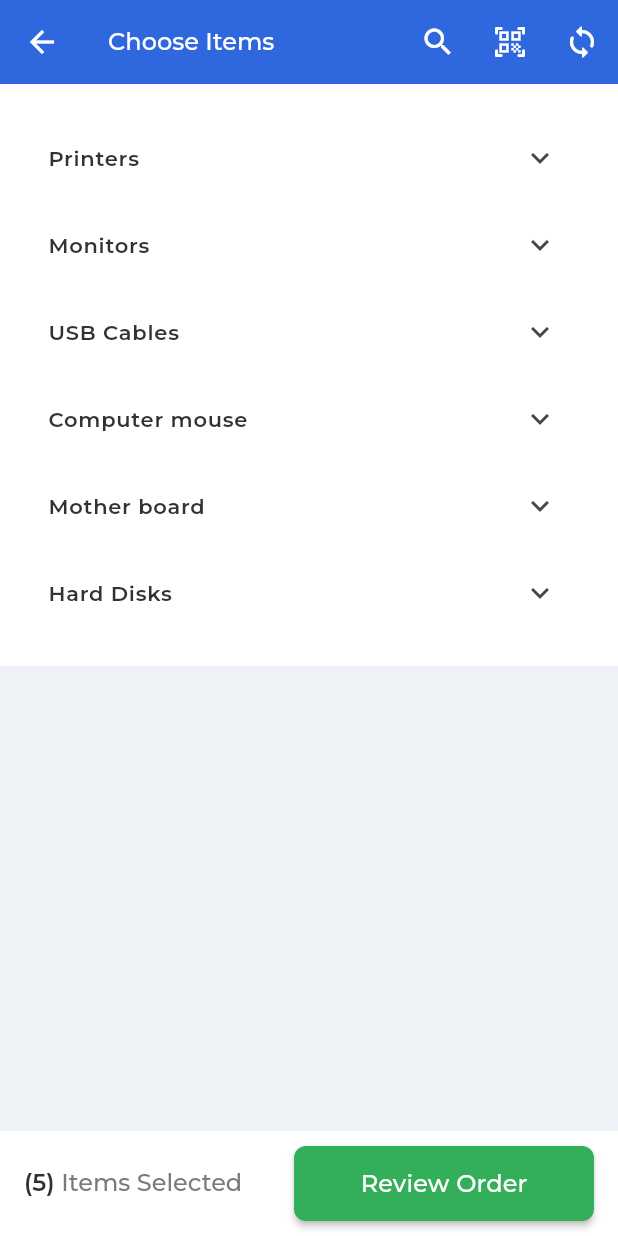
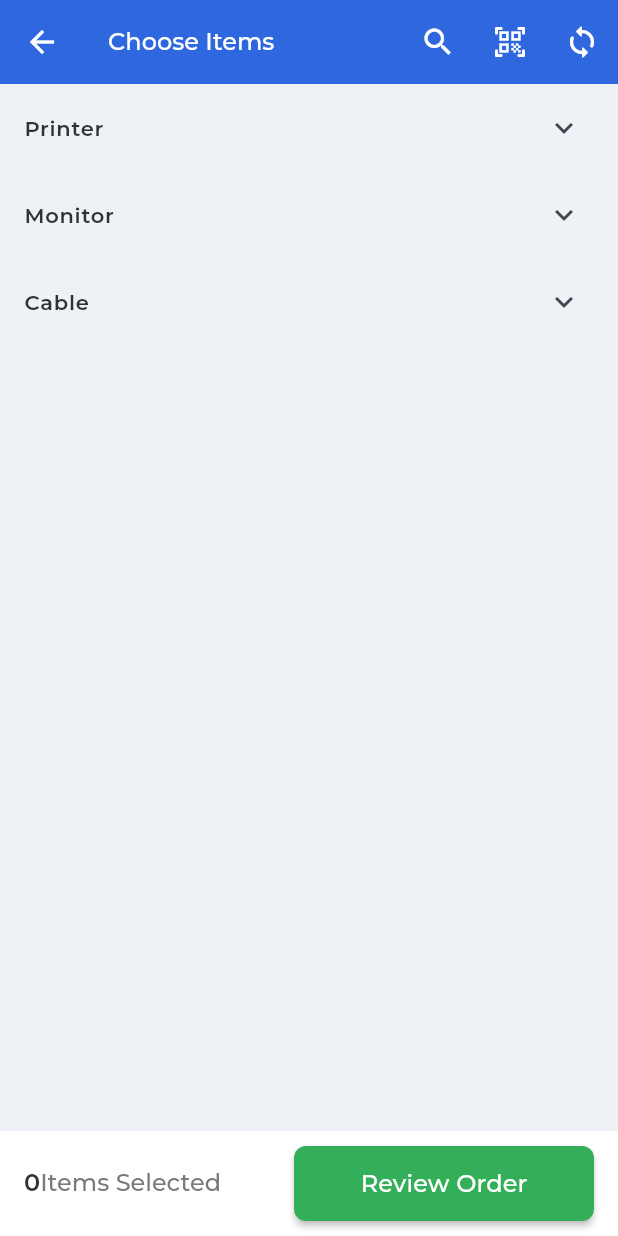
Before and after one commit to Ritik0110/service_management, a Flutter app: the ChooseItems screen opened directly, on a phone screen of 412 x 824 dp. Run offline on Flutter 3.47's test engine with Material 3 defaults, Android fonts, the phone set to English and light mode, and no system bars; our stand-ins replace cached_network_image, easy_date_timeline, get; project files that could hold a hidden picture were left out.

Commit message:
controller added for choose items and purchase request form

```diff
--- a/lib/main.dart
+++ b/lib/main.dart
@@ -47,7 +47,7 @@ class MyApp extends StatelessWidget {
         useMaterial3: true,
       ),
 
-      home: const PurchaseRequestForm(),
+      home: PurchaseRequestForm(),
     );
   }
 }
--- /dev/null
+++ b/lib/repository/models/product_model.dart
@@ -0,0 +1,101 @@
+class DataList {
+
+  static List<Map<String, dynamic>> productList = [
+    {
+      "id": 1,
+      "name": "Product 1",
+      "series_number": "001",
+    },
+    {
+      "id": 2,
+      "name": "Product 2",
+      "series_number": "002",
+    },
+    {
+      "id": 3,
+      "name": "Product 3",
+      "series_number": "003",
+    },
+  ];
+
+  static List<Map<String ,dynamic>> warehouseList = [
+    {
+      "id": 1,
+      "name": "Warehouse 1",
+      "address": "Address 1",
+    },
+    {
+      "id": 2,
+      "name": "Warehouse 2",
+      "address": "Address 2",
+    },
+    {
+      "id": 3,
+      "name": "Warehouse 3",
+      "address": "Address 3",
+    },
+  ];
+
+  static List<Map<String,dynamic>> itemsList = [
+    {
+      "productId": 1,
+      "productType":"Printer",
+      "subMenu":[
+        {
+          "id": 1,
+          "name": "printer 1",
+          "series_number": "001",
+          "quantity": 25,
+          "price": 400,
+        },
+        {
+          "id": 2,
+          "name": "printer 2",
+          "series_number": "002",
+          "quantity": 100,
+          "price": 249,
+        }
+      ]
+    },
+    {
+      "productId": 2,
+      "productType":"Monitor",
+      "subMenu":[
+        {
+          "id": 1,
+          "name": "Monitor 1",
+          "series_number": "001",
+          "quantity": 25,
+          "price": 400,
+        },
+        {
+          "id": 2,
+          "name": "Monitor 2",
+          "series_number": "002",
+          "quantity": 100,
+          "price": 400,
+        }
+      ]
+    },
+    {
+      "productId": 3,
+      "productType":"Cable",
+      "subMenu":[
+        {
+          "id": 1,
+          "name": "Cable 1",
+          "series_number": "001",
+          "quantity": 25,
+          "price": 400,
+        },
+        {
+          "id": 2,
+          "name": "Cable 2",
+          "series_number": "002",
+          "quantity": 100,
+          "price": 400,
+        }
+      ]
+    }
+  ];
+}
--- /dev/null
+++ b/lib/screens/choose_items/choose_item_controller.dart
@@ -0,0 +1,25 @@
+import 'package:get/get.dart';
+import 'package:service_call_management/repository/models/product_model.dart';
+
+class ChooseItemController extends GetxController{
+  RxInt selectedItem = 0.obs;
+  RxList selectedItems = [].obs;
+  List items =[];
+
+
+  @override
+  void onInit() {
+    super.onInit();
+    items = DataList.itemsList;
+    print(items);
+  }
+
+  itemSelected(var data){
+    if(selectedItems.contains(data)){
+      selectedItems.remove(data);
+    }else{
+      selectedItems.add(data);
+    }
+    selectedItem.value = selectedItems.length;
+  }
+}
--- a/lib/screens/choose_items/choose_items.dart
+++ b/lib/screens/choose_items/choose_items.dart
@@ -1,13 +1,17 @@
 import 'package:cached_network_image/cached_network_image.dart';
 import 'package:flutter/material.dart';
+import 'package:get/get.dart';
 import 'package:service_call_management/common_widgets/common_button.dart';
+import 'package:service_call_management/screens/choose_items/choose_item_controller.dart';
 import 'package:service_call_management/screens/purchase_order_review/purhcase_order_review.dart';
 import 'package:service_call_management/utils/app_colors.dart';
 import 'package:service_call_management/utils/app_test_style.dart';
 import 'package:service_call_management/utils/extension/size_extension.dart';
 
 class ChooseItems extends StatelessWidget {
-  const ChooseItems({super.key});
+  ChooseItems({super.key});
+
+  final chooseController = Get.put(ChooseItemController());
 
   @override
   Widget build(BuildContext context) {
@@ -31,25 +35,21 @@ class ChooseItems extends StatelessWidget {
       ),
       body: Stack(
         children: [
-          Column(
-            children: [
-              Container(
-                color: Colors.white,
-                margin: const EdgeInsets.only(bottom: 10),
-                padding: const EdgeInsets.symmetric(
-                  horizontal: 16,
-                  vertical: 20,
-                ),
-                child: Column(
-                  crossAxisAlignment: CrossAxisAlignment.start,
-                  children: [
-                    ExpansionTile(
+          ListView.builder(
+              itemCount: chooseController.items.length,
+              itemBuilder: (context, index) {
+                return ExpansionTile(
                     title: Text(
-                          "Printers",
+                      chooseController.items[index]["productType"],
                       style: AppTextStyle.black323semi14,
                     ),
                     children: [
-                          Container(
+                      ListView.builder(
+                          itemCount:
+                              chooseController.items[index]["subMenu"].length,
+                          shrinkWrap: true,
+                          itemBuilder: (context, id) {
+                            return Container(
                               padding: const EdgeInsets.symmetric(vertical: 10),
                               color: AppColors.scaffoldColor,
                               child: Row(
@@ -71,14 +71,15 @@ class ChooseItems extends StatelessWidget {
                                           CrossAxisAlignment.start,
                                       children: [
                                         Text(
-                                        "HP LaserJet Pro M15w",
+                                          chooseController.items[index]
+                                              ["subMenu"][id]["name"],
                                           softWrap: true,
                                           style: AppTextStyle.black323medium14,
                                           maxLines: 2,
                                           overflow: TextOverflow.ellipsis,
                                         ),
                                         Text(
-                                        "\$400",
+                                          "\$ ${chooseController.items[index]["subMenu"][id]["price"]}",
                                           style: AppTextStyle.black323semi16,
                                         ),
                                       ],
@@ -86,14 +87,17 @@ class ChooseItems extends StatelessWidget {
                                   ),
                                   Expanded(
                                     child: Column(
-                                    crossAxisAlignment: CrossAxisAlignment.end,
+                                      crossAxisAlignment:
+                                          CrossAxisAlignment.end,
                                       children: [
                                         Text(
-                                        "A0001",
+                                          chooseController.items[index]
+                                          ["subMenu"][id]["series_number"],
                                           style: AppTextStyle.grey84regular14,
                                         ),
                                         Text(
-                                        "-7186",
+                                          chooseController.items[index]
+                                          ["subMenu"][id]["quantity"].toString(),
                                           style: AppTextStyle.grey84regular14,
                                         ),
                                       ],
@@ -102,38 +106,10 @@ class ChooseItems extends StatelessWidget {
                                   10.sizedBoxWidth
                                 ],
                               ),
-                          ),
-                        ]),
-                    ExpansionTile(
-                        title: Text(
-                      "Monitors",
-                      style: AppTextStyle.black323semi14,
-                    )),
-                    ExpansionTile(
-                        title: Text(
-                      "USB Cables",
-                      style: AppTextStyle.black323semi14,
-                    )),
-                    ExpansionTile(
-                        title: Text(
-                      "Computer mouse",
-                      style: AppTextStyle.black323semi14,
-                    )),
-                    ExpansionTile(
-                        title: Text(
-                      "Mother board",
-                      style: AppTextStyle.black323semi14,
-                    )),
-                    ExpansionTile(
-                        title: Text(
-                      "Hard Disks",
-                      style: AppTextStyle.black323semi14,
-                    )),
-                  ],
-                ),
-              ),
-            ],
-          ),
+                            );
+                          })
+                    ]);
+              }),
           Positioned(
               bottom: 0,
               child: Container(
@@ -144,16 +120,16 @@ class ChooseItems extends StatelessWidget {
                 child: Row(
                   mainAxisAlignment: MainAxisAlignment.spaceBetween,
                   children: [
-                    RichText(
+                    Obx(() => RichText(
                             text: TextSpan(
-                            text: "(5) ",
+                                text: "${chooseController.selectedItem.value}",
                                 style: AppTextStyle.black323semi16,
                                 children: [
                               TextSpan(
                                 text: "Items Selected",
                                 style: AppTextStyle.grey7A7medium16,
                               )
-                        ])),
+                            ]))),
                     CommonMaterialButton(
                       buttonText: "Review Order",
                       onTap: () {
```
Also changed, not shown: lib/common_widgets/common_dropdown.dart (+7 -5 lines), lib/screens/purchase_request_form/purchase_request_form.dart (+17 -27 lines), lib/screens/purchase_request_form/purchase_request_form_controller.dart (added, +38 -0 lines). Lines whose indentation alone changed are shown as unchanged.
